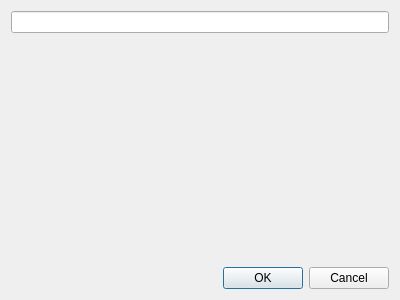
The window that editor/keycustomize.ui (pok3r-custom/Pok3rConf) describes before a commit, drawn with Qt 5.
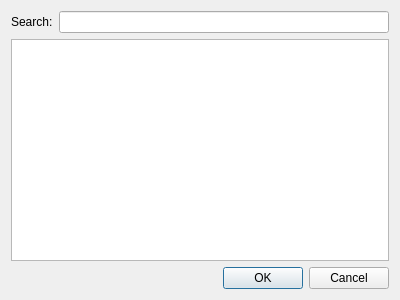
The same window after the commit.

```diff
--- a/editor/keycustomize.ui
+++ b/editor/keycustomize.ui
@@ -15,20 +15,49 @@
   </property>
   <layout class="QVBoxLayout" name="verticalLayout">
    <item>
-    <widget class="QLineEdit" name="key"/>
+    <layout class="QHBoxLayout" name="horizontalLayout">
+     <item>
+      <widget class="QLabel" name="label">
+       <property name="text">
+        <string>Search:</string>
+       </property>
+      </widget>
+     </item>
+     <item>
+      <widget class="QLineEdit" name="searchKey"/>
+     </item>
+    </layout>
    </item>
    <item>
-    <spacer name="verticalSpacer">
-     <property name="orientation">
-      <enum>Qt::Vertical</enum>
+    <widget class="QTableView" name="tableView">
+     <property name="alternatingRowColors">
+      <bool>true</bool>
      </property>
-     <property name="sizeHint" stdset="0">
-      <size>
-       <width>20</width>
-       <height>40</height>
-      </size>
+     <property name="selectionMode">
+      <enum>QAbstractItemView::SingleSelection</enum>
      </property>
-    </spacer>
+     <property name="selectionBehavior">
+      <enum>QAbstractItemView::SelectRows</enum>
+     </property>
+     <property name="showGrid">
+      <bool>true</bool>
+     </property>
+     <property name="cornerButtonEnabled">
+      <bool>false</bool>
+     </property>
+     <attribute name="horizontalHeaderVisible">
+      <bool>false</bool>
+     </attribute>
+     <attribute name="horizontalHeaderStretchLastSection">
+      <bool>true</bool>
+     </attribute>
+     <attribute name="verticalHeaderVisible">
+      <bool>false</bool>
+     </attribute>
+     <attribute name="verticalHeaderDefaultSectionSize">
+      <number>23</number>
+     </attribute>
+    </widget>
    </item>
    <item>
     <widget class="QDialogButtonBox" name="buttonBox">
```
